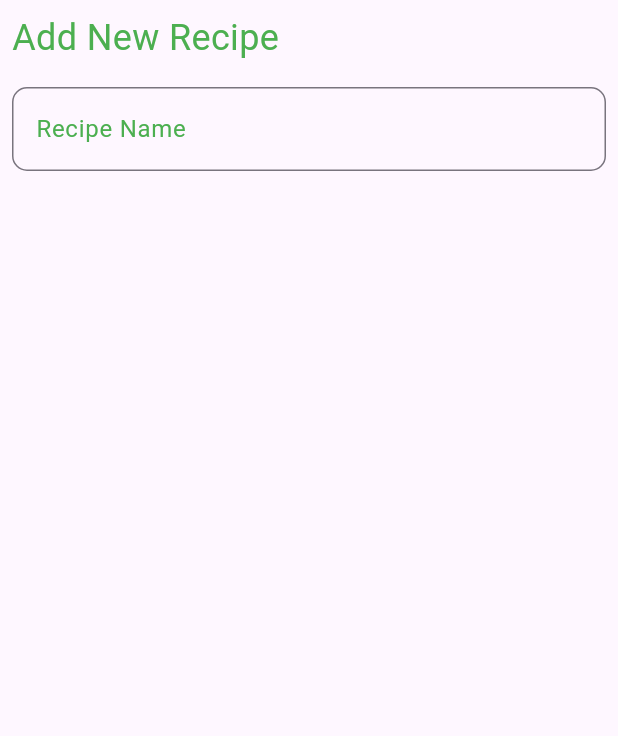
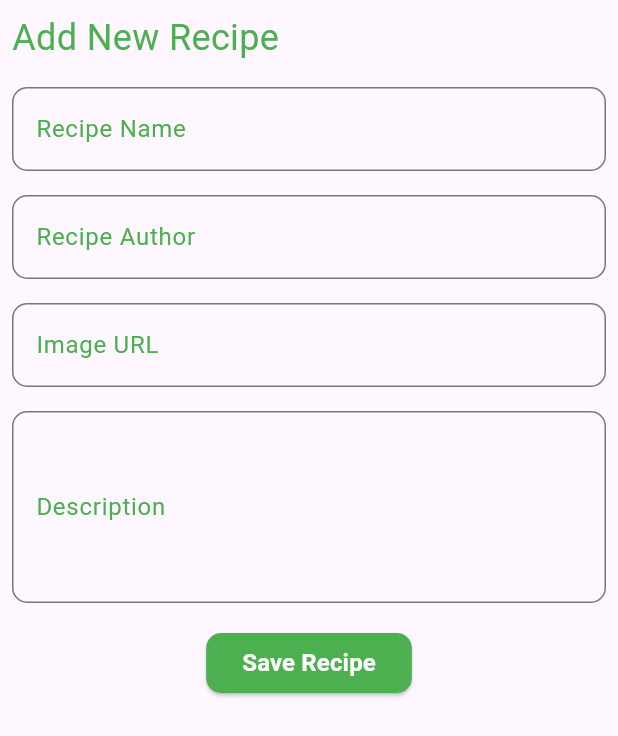
Before and after one commit to tatiana1104/recetario, a Flutter app: the RecipeForm widget shown alone on an empty page, opened directly, on a phone screen of 412 x 824 dp. Shown: the top 736 px of the screen. Run offline on Flutter 3.47's test engine with Material 3 defaults, Android fonts, the phone set to English and light mode, and no system bars; Roboto replaces fonts that are missing (Quicksand).

Commit message:
Controladores y Validación de Formularios Form Controllers and Validation

```diff
--- a/lib/screens/home_screen.dart
+++ b/lib/screens/home_screen.dart
@@ -5,14 +5,13 @@ class HomeScreen extends StatelessWidget {
 
   @override
   Widget build(BuildContext context) {
-    return Scaffold( //crea una hoja en blanco
+    return Scaffold(
+      //crea una hoja en blanco
       body: Column(
-        children: <Widget>[
-        _RecipesCard(context),
-        _RecipesCard(context),
-      ],
+        children: <Widget>[_RecipesCard(context), _RecipesCard(context)],
       ),
-      floatingActionButton: FloatingActionButton( //botón flotante
+      floatingActionButton: FloatingActionButton(
+        //botón flotante
         onPressed: () {
           _showBottom(context);
         }, //acción al presionar el botón
@@ -24,51 +23,75 @@ class HomeScreen extends StatelessWidget {
 
   //función que muestra el modal inferior
   Future<void> _showBottom(BuildContext context) {
-    return showModalBottomSheet( //muestra un modal desde la parte inferior
+    return showModalBottomSheet(
+      //muestra un modal desde la parte inferior
       context: context, //contexto de la pantalla
-      builder: (contexto) => Container( //contenedor del modal
+      builder: (contexto) => Container(
+        //contenedor del modal
         width: MediaQuery.of(context).size.width, //ancho del contenedor
         height: 500, //altura del contenedor
         color: Colors.white, //color de fondo del contenedor
         child: RecipeForm(), //llama al formulario de receta
-      )
+      ),
     );
   }
 
   //función que contiene la tarjeta personalizada
-  Widget _RecipesCard(BuildContext context){
+  Widget _RecipesCard(BuildContext context) {
     return Padding(
-      padding: const EdgeInsets.all(8.0), //define el espacio alrededor del contenedor
+      padding: const EdgeInsets.all(
+        8.0,
+      ), //define el espacio alrededor del contenedor
       child: Container(
-        width: MediaQuery.of(context).size.width, //define el ancho del contenedor
+        width: MediaQuery.of(
+          context,
+        ).size.width, //define el ancho del contenedor
         height: 125, //define la altura del contenedor
-        child: Card( //crea una tarjeta
-          child: Row( //organiza los elementos en fila
+        child: Card(
+          //crea una tarjeta
+          child: Row(
+            //organiza los elementos en fila
             children: <Widget>[
-              Container( //contiene la imagen
+              Container(
+                //contiene la imagen
                 height: 125,
                 width: 100,
-                child: ClipRRect( //recorta la imagen en forma de rectángulo
-                  borderRadius: BorderRadius.circular(12.0), //define el radio de los bordes del rectángulo
-                  child: Image.asset( //carga la imagen desde los assets
+                child: ClipRRect(
+                  //recorta la imagen en forma de rectángulo
+                  borderRadius: BorderRadius.circular(
+                    12.0,
+                  ), //define el radio de los bordes del rectángulo
+                  child: Image.asset(
+                    //carga la imagen desde los assets
                     'assets/images/lasagna.jpg', //ruta de la imagen
-                    fit: BoxFit.cover, //ajusta la imagen para cubrir el contenedor
+                    fit: BoxFit
+                        .cover, //ajusta la imagen para cubrir el contenedor
                   ),
                 ),
               ),
               SizedBox(width: 26), //espacio entre la imagen y el texto
               Column(
-                mainAxisAlignment: MainAxisAlignment.center, //centra el texto verticalmente
-                crossAxisAlignment: CrossAxisAlignment.start, //alinea el texto a la izquierda
-                children: <Widget>[ //lista de widgets dentro de la columna
-                  Text('LASAÑA', style: TextStyle(fontSize: 16, fontFamily: 'Quicksand')),
+                mainAxisAlignment:
+                    MainAxisAlignment.center, //centra el texto verticalmente
+                crossAxisAlignment:
+                    CrossAxisAlignment.start, //alinea el texto a la izquierda
+                children: <Widget>[
+                  //lista de widgets dentro de la columna
+                  Text(
+                    'LASAÑA',
+                    style: TextStyle(fontSize: 16, fontFamily: 'Quicksand'),
+                  ),
                   SizedBox(height: 4), //espacio entre el titulo y autor
-                  Container( //barra verde decorativa
+                  Container(
+                    //barra verde decorativa
                     height: 1, //define la altura de la barra
                     width: 75, //define el ancho de la barra
                     color: Colors.green, //define el color de la barra
                   ),
-                  Text('Alison Jimenez', style: TextStyle(fontSize: 16, fontFamily: 'Quicksand')),
+                  Text(
+                    'Alison Jimenez',
+                    style: TextStyle(fontSize: 16, fontFamily: 'Quicksand'),
+                  ),
                   SizedBox(height: 4),
                 ],
               ),
@@ -86,44 +109,126 @@ class RecipeForm extends StatelessWidget {
 
   @override
   Widget build(BuildContext context) {
+    final _formKey = GlobalKey<FormState>(); //llave global para el formulario
+
+    final TextEditingController _recipeName =
+        TextEditingController(); //controlador para el campo de texto
+    final TextEditingController _recipeAuthor =
+        TextEditingController(); //controlador para el campo de texto
+    final TextEditingController _recipeIMG =
+        TextEditingController(); //controlador para el campo de texto
+    final TextEditingController _recipeDecription =
+        TextEditingController(); //controlador para el campo de texto
+
     return Padding(
       padding: EdgeInsets.all(8), //define el espacio alrededor del formulario
       child: Form(
-          //key: _formKey, //llave para validar el formulario
+        key: _formKey, //llave para validar el formulario
         child: Column(
-            crossAxisAlignment: CrossAxisAlignment.start, //alinea los elementos al inicio de la columna
+          crossAxisAlignment: CrossAxisAlignment
+              .start, //alinea los elementos al inicio de la columna
           children: [
             Text(
               'Add New Recipe',
-                style: TextStyle(
-                  color: Colors.green,
-                  fontSize: 24,
+              style: TextStyle(color: Colors.green, fontSize: 24),
+            ),
+            SizedBox(height: 16),
+            _buildTextField(
+              controller: _recipeName, //controlador del campo de texto
+              label: 'Recipe Name', //etiqueta del campo de texto
+              validator: (value) { //validador del campo de texto
+                if (value == null || value.isEmpty) { //verifica si el campo está vacío
+                  return 'Please enter the name recipe'; //mensaje de error
+                }
+                return null; //retorna nulo si el campo es válido
+              },
+            ),
+            SizedBox(height: 16),
+            _buildTextField(
+              controller: _recipeAuthor, //controlador del campo de texto
+              label: 'Recipe Author', //etiqueta del campo de texto
+              validator: (value) { // validador del campo de texto
+                if (value == null || value.isEmpty) { //verifica si el campo está vacío
+                  return 'Please enter the author name'; //mensaje de error
+                }
+                return null; //retorna nulo si el campo es válido
+              },
+            ),
+            SizedBox(height: 16),
+            _buildTextField(
+              controller: _recipeIMG, //controlador del campo de texto
+              label: 'Image URL', //etiqueta del campo de texto
+              validator: (value) { //validador del campo de texto
+                if (value == null || value.isEmpty) { //verifica si el campo está vacío
+                  return 'Please enter the image URL'; //mensaje de error
+                }
+                return null; //retorna nulo si el campo es válido
+              },
+            ),
+            SizedBox(height: 16),
+            _buildTextField(
+              maxLines: 4, //número máximo de líneas del campo de texto
+              controller: _recipeDecription, //controlador del campo de texto
+              label: 'Description', //etiqueta del campo de texto
+              validator: (value) { //validador del campo de texto
+                if (value == null || value.isEmpty) { //verifica si el campo está vacío
+                  return 'Please enter a description'; //mensaje de error
+                }
+                return null; //retorna nulo si el campo es válido
+              },
+            ),
+            SizedBox(height: 16),
+            Center(
+              child: ElevatedButton( //botón para enviar el formulario
+                onPressed: () { //acción al presionar el botón
+                  if (_formKey.currentState!.validate()) { //valida el formulario
+                    Navigator.pop(context); //cierra el modal
+                  }
+                },
+                style: ElevatedButton.styleFrom(
+                  backgroundColor: Colors.green, //color de fondo del botón
+                  shape: RoundedRectangleBorder( //forma del botón
+                    borderRadius: BorderRadius.circular(10), //borde redondeado
                   ),
                 ),
-              SizedBox(height: 16),
-              _buildTextField(label: 'Recipe Name') //llama a la función para crear el campo de texto
+                child: Text('Save Recipe', style: TextStyle(
+                  color: Colors.white, //color del texto
+                  fontSize: 16, //tamaño del texto
+                  fontWeight: FontWeight.bold //estilo del texto
+                )), //texto del botón
+              ),
+            )
           ],
         ),
-        ));
+      ),
+    );
   }
 
   //función que crea un campo de texto personalizado
-  Widget _buildTextField({required String label}) {
-    return TextFormField( //campo de texto para formularios
-      decoration: InputDecoration( //decora el campo de texto
+  Widget _buildTextField({
+    required String label,
+    required TextEditingController controller,
+    required String? Function(String?) validator,
+    int maxLines = 1,}) {
+    return TextFormField(
+      //campo de texto para formularios
+      controller: controller, //asigna el controlador al campo de texto
+      decoration: InputDecoration(
+        //decora el campo de texto
         labelText: label, //texto de la etiqueta
-        labelStyle: TextStyle(
-          fontFamily: 'Quicksand',
-          color: Colors.green,
-        ),
-        border: OutlineInputBorder( //borde del campo de texto
+        labelStyle: TextStyle(fontFamily: 'Quicksand', color: Colors.green),
+        border: OutlineInputBorder(
+          //borde del campo de texto
           borderRadius: BorderRadius.circular(10),
         ),
-        focusedBorder: OutlineInputBorder( //borde cuando el campo está enfocado
+        focusedBorder: OutlineInputBorder(
+          //borde cuando el campo está enfocado
           borderSide: BorderSide(color: Colors.green, width: 1),
-          borderRadius: BorderRadius.circular(10)
-        )
+          borderRadius: BorderRadius.circular(10),
         ),
+      ),
+      validator: validator, //asigna el validador al campo de texto
+      maxLines: maxLines, //número máximo de líneas del campo de texto
     );
   }
 }
```
Lines whose indentation alone changed are shown as unchanged.
